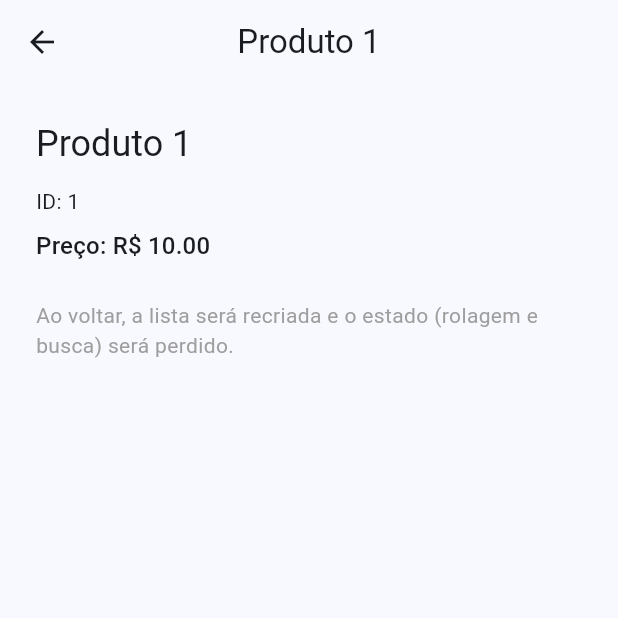
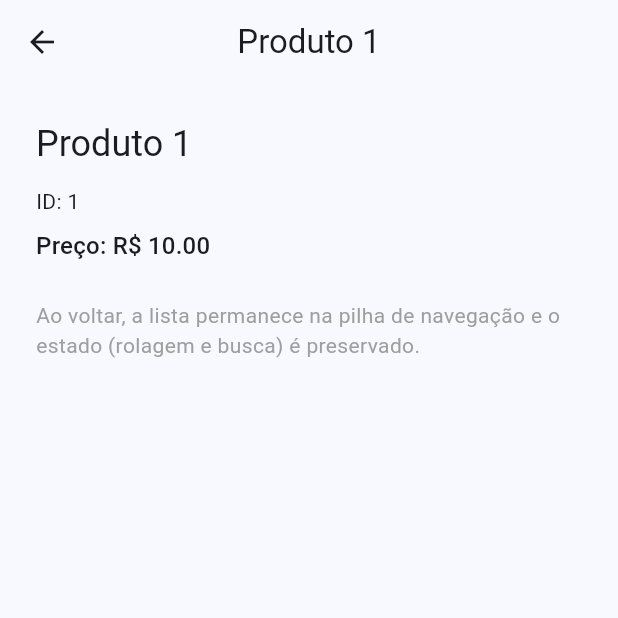
Before and after one commit to NicoFritzen/pdm2, a Flutter app: the screen it shows after launch, after a tap on an icon or button, on a phone screen of 412 x 824 dp, the top half of it. Run offline on Flutter 3.47's test engine with Material 3 defaults, Android fonts, the phone set to English and light mode, and no system bars.

Commit message:
feat: preserva estado da lista com push/pop e documenta o desafio
Mantém a rota da lista na pilha ao abrir o detalhe e adiciona o guia
educativo sobre perda e preservação de estado na navegação.

Co-authored-by: Cursor <cursoragent@cursor.com>

```diff
--- a/desafio_1/lib/screens/product_detail_screen.dart
+++ b/desafio_1/lib/screens/product_detail_screen.dart
@@ -1,44 +1,24 @@
 import 'package:flutter/material.dart';
 import '../models/product.dart';
-import 'product_list_screen.dart';
 
-/// Tela de detalhes do produto (versão com perda de estado).
+/// Tela de detalhes do produto (versão com preservação de estado).
 ///
-/// Ao voltar, a lista é recriada do zero com [Navigator.pushReplacement],
-/// o que descarta o [State] anterior (rolagem e texto da busca).
+/// O retorno usa o comportamento padrão do [Navigator] ([Navigator.pop]),
+/// mantendo a rota da lista viva na pilha — com isso, o [State] anterior
+/// (rolagem e busca) permanece intacto.
 class ProductDetailScreen extends StatelessWidget {
   final Product product;
 
   const ProductDetailScreen({super.key, required this.product});
 
-  /// Recria a lista sem restaurar o contexto anterior.
-  void _voltarSemPreservarEstado(BuildContext context) {
-    Navigator.pushReplacement(
-      context,
-      MaterialPageRoute(
-        builder: (context) => const ProductListScreen(),
-      ),
-    );
-  }
-
   @override
   Widget build(BuildContext context) {
-    return PopScope(
-      canPop: false,
-      onPopInvokedWithResult: (didPop, result) {
-        if (didPop) {
-          return;
-        }
-        _voltarSemPreservarEstado(context);
-      },
-      child: Scaffold(
+    return Scaffold(
       appBar: AppBar(
         title: Text(product.title),
         centerTitle: true,
-          leading: IconButton(
-            icon: const Icon(Icons.arrow_back),
-            onPressed: () => _voltarSemPreservarEstado(context),
-          ),
+        // Sem leading customizado: o Flutter adiciona o botão de voltar
+        // automaticamente e chama Navigator.pop, preservando a lista.
       ),
       body: Padding(
         padding: const EdgeInsets.all(24.0),
@@ -58,14 +38,13 @@ class ProductDetailScreen extends StatelessWidget {
             ),
             const SizedBox(height: 24.0),
             const Text(
-                'Ao voltar, a lista será recriada e o estado '
-                '(rolagem e busca) será perdido.',
+              'Ao voltar, a lista permanece na pilha de navegação e o '
+              'estado (rolagem e busca) é preservado.',
               style: TextStyle(color: Colors.grey),
             ),
           ],
         ),
       ),
-      ),
     );
   }
 }
--- a/desafio_1/lib/screens/product_list_screen.dart
+++ b/desafio_1/lib/screens/product_list_screen.dart
@@ -4,9 +4,9 @@ import 'product_detail_screen.dart';
 
 /// Lista de produtos com busca e rolagem.
 ///
-/// Nesta versão (desafio1-raw), o estado NÃO é preservado ao navegar:
-/// a ida para o detalhe usa [Navigator.pushReplacement], descartando esta
-/// rota e o [State] associado (controllers de texto e de scroll).
+/// Nesta versão (desafio1-solved), o estado É preservado ao navegar:
+/// [Navigator.push] empilha o detalhe sem descartar esta rota, então o
+/// [State] (controllers de texto e de scroll) continua vivo ao voltar.
 class ProductListScreen extends StatefulWidget {
   const ProductListScreen({super.key});
 
@@ -119,9 +119,9 @@ class _ProductListScreenState extends State<ProductListScreen> {
                           final product = _filteredProducts[index];
                           return InkWell(
                             onTap: () {
-                              // Substitui a rota atual: o State desta lista
-                              // é descartado (dispose) e o estado se perde.
-                              Navigator.pushReplacement(
+                              // Empilha o detalhe sem remover esta rota:
+                              // o State permanece montado e o estado se mantém.
+                              Navigator.push(
                                 context,
                                 MaterialPageRoute(
                                   builder: (context) => ProductDetailScreen(
```
Also changed, not shown: 2 other files. Lines whose indentation alone changed are shown as unchanged.
